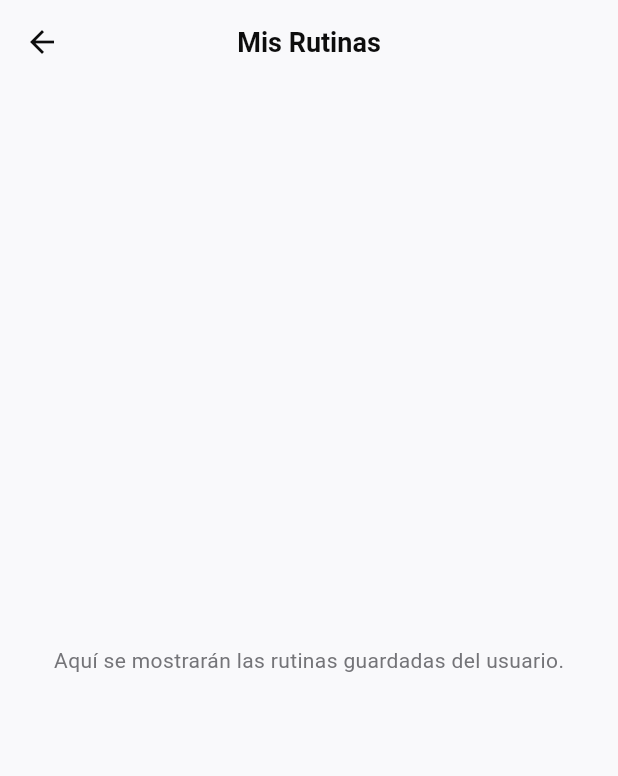
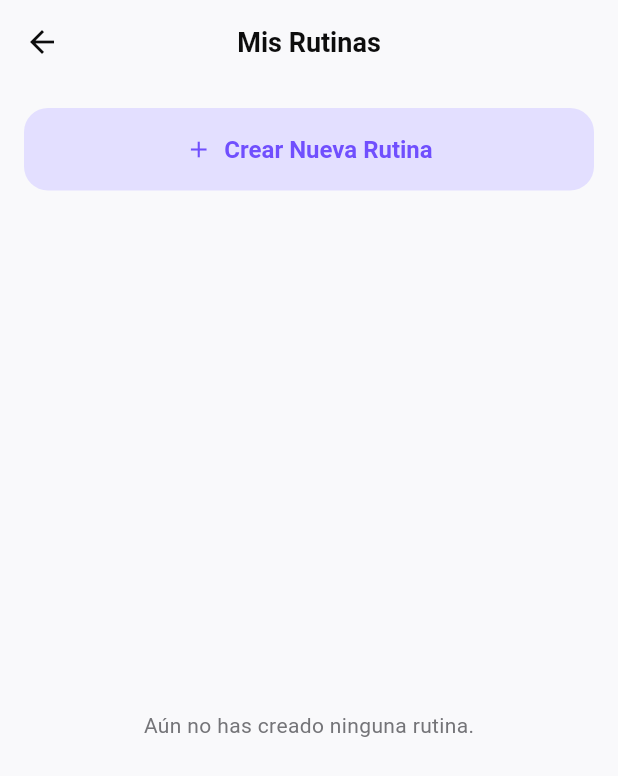
Before and after one commit to Darlin04/AppGym, a Flutter app: the RoutinesScreen screen opened directly, on a phone screen of 412 x 824 dp. Shown: the top 776 px of the screen. Run offline on Flutter 3.47's test engine with Material 3 defaults, Android fonts, the phone set to English and light mode, and no system bars; our stand-ins replace cloud_firestore, firebase_auth, firebase_core, google_sign_in, iconsax; accounts and stored records are empty; Roboto replaces fonts that are missing (Poppins).

Commit message:
Cambios en archivos de rutinas

```diff
--- a/lib/features/routines/routines_screen.dart
+++ b/lib/features/routines/routines_screen.dart
@@ -1,15 +1,82 @@
 import 'package:flutter/material.dart';
+import 'package:provider/provider.dart';
+import 'package:gym_app/features/routines/routine_viewmodel.dart';
+import 'package:gym_app/features/routines/create_routine_screen.dart';
 
 class RoutinesScreen extends StatelessWidget {
   const RoutinesScreen({super.key});
 
   @override
   Widget build(BuildContext context) {
-    return Scaffold(
-      appBar: AppBar(title: const Text('Mis Rutinas')),
-      body: const Center(
-        child: Text('Aquí se mostrarán las rutinas guardadas del usuario.'),
+    return ChangeNotifierProvider(
+      create: (_) => RoutineViewModel(),
+      child: Scaffold(
+        appBar: AppBar(
+          title: const Text('Mis Rutinas'),
+        ),
+        body: Consumer<RoutineViewModel>(
+          builder: (context, viewModel, child) {
+            return Column(
+              children: [
+                Padding(
+                  padding: const EdgeInsets.all(16.0),
+                  child: ElevatedButton.icon(
+                    icon: const Icon(Icons.add),
+                    label: const Text('Crear Nueva Rutina'),
+                    onPressed: () {
+                      viewModel.startNewRoutine();
+                      Navigator.of(context).push(
+                        MaterialPageRoute(
+                          builder: (_) => ChangeNotifierProvider.value(
+                            value: viewModel,
+                            child: const CreateRoutineScreen(),
+                          ),
+                        ),
+                      );
+                    },
+                    style: ElevatedButton.styleFrom(
+                      minimumSize: const Size(double.infinity, 50),
+                    ),
+                  ),
+                ),
+                Expanded(
+                  child: _buildRoutinesList(viewModel),
+                ),
+              ],
+            );
+          },
+        ),
       ),
     );
   }
+
+  Widget _buildRoutinesList(RoutineViewModel viewModel) {
+    if (viewModel.isLoading) {
+      return const Center(child: CircularProgressIndicator());
+    }
+    if (viewModel.errorMessage != null) {
+      return Center(child: Text(viewModel.errorMessage!));
+    }
+    if (viewModel.userRoutines.isEmpty) {
+      return const Center(child: Text('Aún no has creado ninguna rutina.'));
+    }
+
+    return ListView.builder(
+      itemCount: viewModel.userRoutines.length,
+      itemBuilder: (context, index) {
+        final routine = viewModel.userRoutines[index];
+        return Card(
+          margin: const EdgeInsets.symmetric(horizontal: 16, vertical: 8),
+          child: ListTile(
+            title: Text(routine.name),
+            subtitle: Text('${routine.exercises.length} ejercicios'),
+            trailing: const Icon(Icons.arrow_forward_ios),
+            onTap: () {
+              // Navegar a la pantalla de visualización de la rutina
+            },
+          ),
+        );
+      },
+    );
+  }
 }
--- a/pubspec.yaml
+++ b/pubspec.yaml
@@ -17,6 +17,7 @@ dependencies:
   cloud_firestore: ^5.6.9
   fl_chart: ^1.0.0
   iconsax: ^0.0.8
+  uuid: ^4.5.1
 
 
 dev_dependencies:
```
Also changed, not shown: lib/features/routines/create_routine_screen.dart (+165 -0 lines), lib/features/routines/routine_viewmodel.dart (+110 -0 lines), pubspec.lock.
